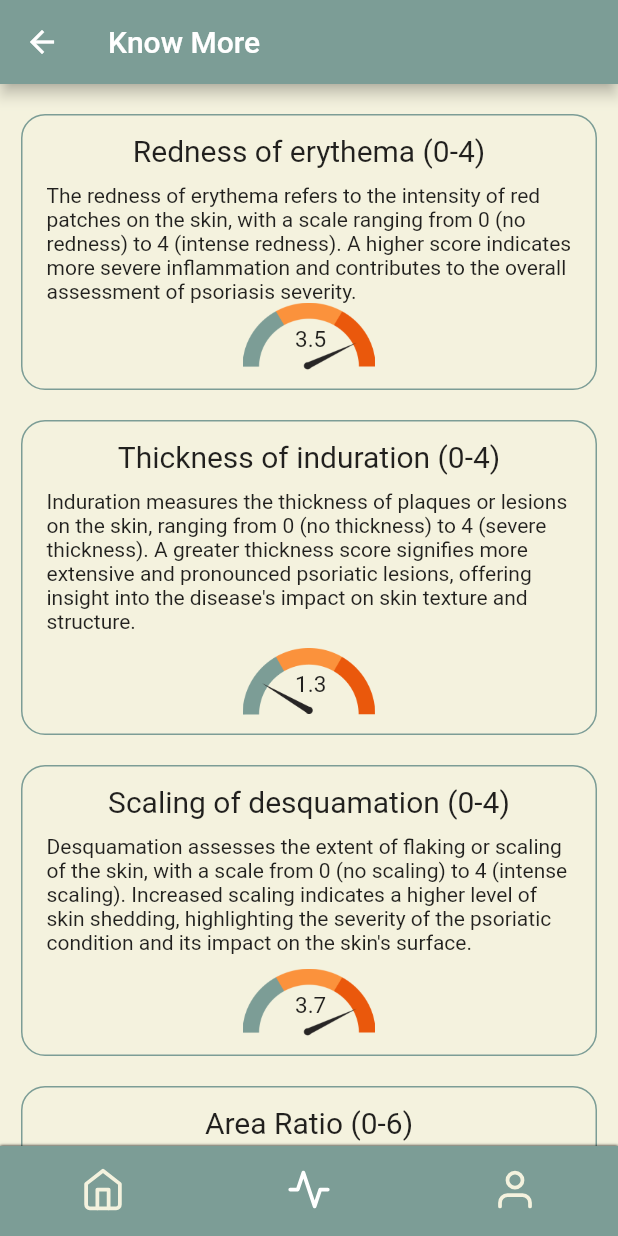
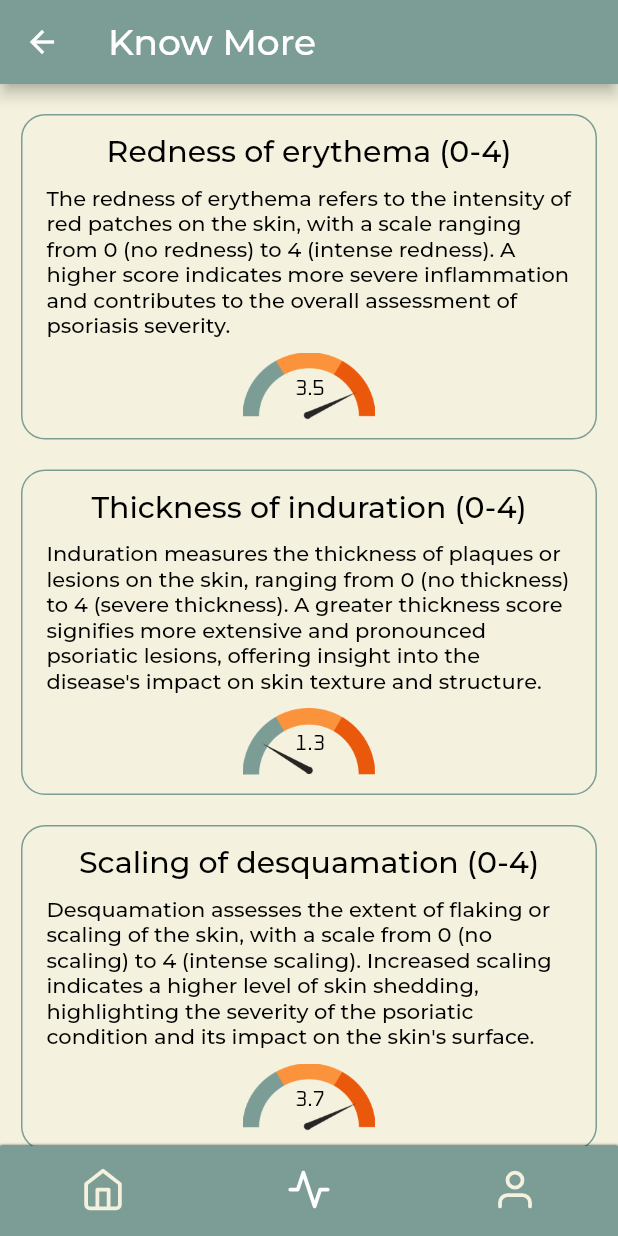
Before and after one commit to shoebum-goyell/pasi, a Flutter app: the screen it shows after launch, item 2 of the bottom bar chosen, after a tap on "Know More", on a phone screen of 412 x 824 dp. Run offline on Flutter 3.47's test engine with Material 2 defaults, Android fonts, the phone set to English and light mode, and no system bars; our stand-ins replace feather_icons, image_picker; project files that could hold a hidden picture were left out.

Commit message:
add fonts

```diff
--- /dev/null
+++ b/lib/resources/styles.dart
@@ -0,0 +1,73 @@
+import 'package:flutter/material.dart';
+import 'package:pasi/resources/colors.dart';
+
+const kFontParameterTitle = TextStyle(
+  color: Colors.black,
+  fontSize: 20,
+  fontWeight: FontWeight.w400,
+  fontFamily: 'Montserrat',
+);
+
+const kFontParameterDescription = TextStyle(
+  color: Colors.black,
+  fontSize: 14,
+  fontWeight: FontWeight.w400,
+  fontFamily: 'Montserrat',
+);
+
+const kFontScaleSmall = TextStyle(
+  color: Colors.black,
+  fontSize: 14,
+  fontWeight: FontWeight.w400,
+  fontFamily: 'Oxanium',
+);
+
+const kFontScaleLarge = TextStyle(
+  color: Colors.black,
+  fontSize: 30,
+  fontWeight: FontWeight.w400,
+  fontFamily: 'Oxanium',
+);
+
+const kFontAppBar = TextStyle(
+  color: Colors.white,
+  fontSize: 24,
+  fontWeight: FontWeight.w400,
+  fontFamily: 'Montserrat',
+);
+
+const kFontPasiScore = TextStyle(
+  color: Colors.black,
+  fontSize: 25,
+  fontWeight: FontWeight.w400,
+  fontFamily: 'Oxanium',
+);
+
+const kFontDiseaseDetected = TextStyle(
+  color: kColorDarkOrange,
+  fontSize: 28,
+  fontWeight: FontWeight.w400,
+  fontFamily: 'Montserrat',
+);
+
+const kFontButtonLight = TextStyle(
+  color: kBackgroundColor,
+  fontSize: 20,
+  fontWeight: FontWeight.w400,
+  fontFamily: 'Montserrat',
+);
+
+const kFontButtonDark = TextStyle(
+  color: kColorPrimary,
+  fontSize: 20,
+  fontWeight: FontWeight.w400,
+  fontFamily: 'Montserrat',
+);
+
+
+const kFontPasi = TextStyle(
+  color: Colors.black,
+  fontSize: 64,
+  fontWeight: FontWeight.w400,
+  fontFamily: 'Oxanium',
+);
--- a/lib/screens/analysis_screen.dart
+++ b/lib/screens/analysis_screen.dart
@@ -5,6 +5,7 @@ import 'package:flutter/services.dart';
 import 'package:pasi/resources/colors.dart';
 import 'package:feather_icons/feather_icons.dart';
 import 'package:image_picker/image_picker.dart';
+import 'package:pasi/resources/styles.dart';
 import 'package:pasi/screens/homescreen.dart';
 import 'package:pasi/screens/knowmores_screen.dart';
 
@@ -21,7 +22,7 @@ class _AnalysisScreenState extends State<AnalysisScreen> {
   Widget build(BuildContext context) {
     return Scaffold(
       appBar: AppBar(
-        title: Text("Analysis"),
+        title: Text("Analysis", style:kFontAppBar),
         backgroundColor: kColorPrimary,
       ),
       bottomNavigationBar:
@@ -86,28 +87,28 @@ class _AnalysisScreenState extends State<AnalysisScreen> {
                 Positioned(
                     top:35,
                     left: 80,
-                    child: Text("60", style: TextStyle(fontSize: 30),)),
+                    child: Text("60", style: kFontScaleLarge,)),
               ],
             ),
             SizedBox(height:4),
-            Text("PASI Score", style: TextStyle(fontSize: 25),),
+            Text("PASI Score", style: kFontPasiScore,),
             SizedBox(height: 12,),
-            Text("Psoriasis Detected", style: TextStyle(color: kColorDarkOrange,fontSize: 30),),
-            SizedBox(height: 15,),
+            Text("Psoriasis Detected", style: kFontDiseaseDetected,),
+            SizedBox(height: 10,),
             Padding(
               padding: const EdgeInsets.symmetric(horizontal: 27, vertical: 18),
               child: Row(
                 mainAxisAlignment: MainAxisAlignment.spaceBetween,
                 children: [
                   Container(width: 150, child:
-                  Text("Redness of erythema (0-4)", style: TextStyle(fontSize: 20),)),
+                  Text("Redness of erythema (0-4)", style: kFontParameterTitle,)),
                   Stack(
                     children: [
                       Image.asset('assets/metermax.png', height: 45,),
                       Positioned(
                           top:15,
                           left: 35,
-                          child: Text("3.5", style: TextStyle(fontSize: 15),)),
+                          child: Text("3.5", style: kFontScaleSmall)),
                     ],
                   ),
                 ],
@@ -119,14 +120,14 @@ class _AnalysisScreenState extends State<AnalysisScreen> {
                 mainAxisAlignment: MainAxisAlignment.spaceBetween,
                 children: [
                   Container(width: 200, child:
-                  Text("Thickness of induration (0-4)", style: TextStyle(fontSize: 20),)),
+                  Text("Thickness of induration (0-4)", style: kFontParameterTitle)),
                   Stack(
                     children: [
                       Image.asset('assets/metermin.png', height: 45,),
                       Positioned(
                           top:15,
                           left: 35,
-                          child: Text("1.3", style: TextStyle(fontSize: 15),)),
+                          child: Text("1.3", style: kFontScaleSmall,)),
                     ],
                   ),
                 ],
@@ -138,14 +139,14 @@ class _AnalysisScreenState extends State<AnalysisScreen> {
                 mainAxisAlignment: MainAxisAlignment.spaceBetween,
                 children: [
                   Container(width: 200, child:
-                  Text("Scaling of desquamation (0-4)", style: TextStyle(fontSize: 20),)),
+                  Text("Scaling of desquamation (0-4)", style: kFontParameterTitle)),
                   Stack(
                     children: [
                       Image.asset('assets/metermax.png', height: 45,),
                       Positioned(
                           top:15,
                           left: 35,
-                          child: Text("3.7", style: TextStyle(fontSize: 15),)),
+                          child: Text("3.7", style: kFontScaleSmall,)),
                     ],
                   ),
                 ],
@@ -157,14 +158,14 @@ class _AnalysisScreenState extends State<AnalysisScreen> {
                 mainAxisAlignment: MainAxisAlignment.spaceBetween,
                 children: [
                   Container(width: 200, child:
-                  Text("Area Ratio (0-6)", style: TextStyle(fontSize: 20),)),
+                  Text("Area Ratio (0-6)", style: kFontParameterTitle,)),
                   Stack(
                     children: [
                       Image.asset('assets/metermin.png', height: 45,),
                       Positioned(
                           top:15,
                           left: 35,
-                          child: Text("0.7", style: TextStyle(fontSize: 15),)),
+                          child: Text("0.7", style: kFontScaleSmall,)),
                     ],
                   ),
                 ],
@@ -186,10 +187,7 @@ class _AnalysisScreenState extends State<AnalysisScreen> {
                   padding: EdgeInsets.symmetric(vertical: 10, horizontal: 40),
                   child: Text(
                     "Know More",
-                    style: TextStyle(
-                      color: kColorPrimary,
-                      fontSize: 20,
-                    ),
+                    style: kFontButtonDark
                   ),
                 )
             )
--- a/lib/screens/homescreen.dart
+++ b/lib/screens/homescreen.dart
@@ -5,6 +5,7 @@ import 'package:flutter/services.dart';
 import 'package:pasi/resources/colors.dart';
 import 'package:feather_icons/feather_icons.dart';
 import 'package:image_picker/image_picker.dart';
+import 'package:pasi/resources/styles.dart';
 import 'package:pasi/screens/analysis_screen.dart';
 
 class HomeScreen extends StatefulWidget {
@@ -107,11 +108,7 @@ class _HomeScreenState extends State<HomeScreen> {
                   alignment: Alignment.topCenter,
                   child: Text(
                     'PASI',
-                    style: TextStyle(
-                      color: Colors.black,
-                      fontSize: 64,
-                      fontWeight: FontWeight.bold,
-                    ),
+                    style: kFontPasi
                   ),
                 ),
               ],
@@ -146,10 +143,7 @@ class _HomeScreenState extends State<HomeScreen> {
                 padding: EdgeInsets.symmetric(vertical: 16, horizontal: 70),
                 child: Text(
                   "Upload Image",
-                  style: TextStyle(
-                    color: kBackgroundColor,
-                    fontSize: 20,
-                  ),
+                  style: kFontButtonLight
                 ),
               )
             ),
@@ -177,10 +171,7 @@ class _HomeScreenState extends State<HomeScreen> {
                   padding: EdgeInsets.symmetric(vertical: 16, horizontal: 55),
                   child: Text(
                     "Calculate and Analyse",
-                    style: TextStyle(
-                      color: kColorPrimary,
-                      fontSize: 20,
-                    ),
+                    style: kFontButtonDark
                   ),
                 )
             )
--- a/lib/screens/knowmores_screen.dart
+++ b/lib/screens/knowmores_screen.dart
@@ -5,6 +5,7 @@ import 'package:flutter/services.dart';
 import 'package:pasi/resources/colors.dart';
 import 'package:feather_icons/feather_icons.dart';
 import 'package:image_picker/image_picker.dart';
+import 'package:pasi/resources/styles.dart';
 import 'package:pasi/screens/analysis_screen.dart';
 import 'package:pasi/screens/homescreen.dart';
 
@@ -21,7 +22,7 @@ class _KnowMoreScreenState extends State<KnowMoreScreen> {
   Widget build(BuildContext context) {
     return Scaffold(
       appBar: AppBar(
-        title: Text("Know More"),
+        title: Text("Know More", style: kFontAppBar,),
         backgroundColor: kColorPrimary,
       ),
       bottomNavigationBar:
@@ -93,18 +94,18 @@ class _KnowMoreScreenState extends State<KnowMoreScreen> {
                   ),
                   child: Column(
                     children: [
-                      Text("Redness of erythema (0-4)", style: TextStyle(fontSize: 20),),
+                      Text("Redness of erythema (0-4)", style: kFontParameterTitle,),
                       SizedBox(height: 10,),
                       Text("The redness of erythema refers to the intensity of red patches on the skin, with a scale ranging from 0 (no redness) to 4 (intense redness). A higher score indicates more severe inflammation and contributes to the overall assessment of psoriasis severity.",
-                        style: TextStyle(fontSize: 14),),
-
+                        style: kFontParameterDescription,),
+                      SizedBox(height: 10,),
                       Stack(
                         children: [
                           Image.asset('assets/metermax.png', height: 45,),
                           Positioned(
                               top:15,
                               left: 35,
-                              child: Text("3.5", style: TextStyle(fontSize: 15),)),
+                              child: Text("3.5", style: kFontScaleSmall,)),
                         ],
                       ),
                     ],
@@ -123,10 +124,10 @@ class _KnowMoreScreenState extends State<KnowMoreScreen> {
                     ),
                     child: Column(
                       children: [
-                        Text("Thickness of induration (0-4)", style: TextStyle(fontSize: 20),),
+                        Text("Thickness of induration (0-4)", style: kFontParameterTitle,),
                         SizedBox(height: 10,),
                         Text("Induration measures the thickness of plaques or lesions on the skin, ranging from 0 (no thickness) to 4 (severe thickness). A greater thickness score signifies more extensive and pronounced psoriatic lesions, offering insight into the disease's impact on skin texture and structure.",
-                          style: TextStyle(fontSize: 14),),
+                          style: kFontParameterDescription,),
                         SizedBox(height: 10,),
                         Stack(
                           children: [
@@ -134,7 +135,7 @@ class _KnowMoreScreenState extends State<KnowMoreScreen> {
                             Positioned(
                                 top:15,
                                 left: 35,
-                                child: Text("1.3", style: TextStyle(fontSize: 15),)),
+                                child: Text("1.3", style: kFontScaleSmall,)),
                           ],
                         ),
                       ],
@@ -153,10 +154,10 @@ class _KnowMoreScreenState extends State<KnowMoreScreen> {
                     ),
                     child: Column(
                       children: [
-                        Text("Scaling of desquamation (0-4)", style: TextStyle(fontSize: 20),),
+                        Text("Scaling of desquamation (0-4)", style: kFontParameterTitle,),
                         SizedBox(height: 10,),
                         Text("Desquamation assesses the extent of flaking or scaling of the skin, with a scale from 0 (no scaling) to 4 (intense scaling). Increased scaling indicates a higher level of skin shedding, highlighting the severity of the psoriatic condition and its impact on the skin's surface.",
-                          style: TextStyle(fontSize: 14),),
+                          style: kFontParameterDescription,),
                         SizedBox(height: 10,),
                         Stack(
                           children: [
@@ -164,7 +165,7 @@ class _KnowMoreScreenState extends State<KnowMoreScreen> {
                             Positioned(
                                 top:15,
                                 left: 35,
-                                child: Text("3.7", style: TextStyle(fontSize: 15),)),
+                                child: Text("3.7", style: kFontScaleSmall,)),
                           ],
                         ),
                       ],
@@ -183,10 +184,10 @@ class _KnowMoreScreenState extends State<KnowMoreScreen> {
                     ),
                     child: Column(
                       children: [
-                        Text("Area Ratio (0-6)", style: TextStyle(fontSize: 20),),
+                        Text("Area Ratio (0-6)", style: kFontParameterTitle,),
                         SizedBox(height: 10,),
                         Text("The area ratio accounts for the percentage of affected body surface area, ranging from 0 (no involvement) to 6 (extensive involvement). A higher score reflects a larger affected area, providing a comprehensive measure of the overall disease burden on the skin.",
-                          style: TextStyle(fontSize: 14),),
+                          style: kFontParameterDescription,),
                         SizedBox(height: 10,),
                         Stack(
                           children: [
@@ -194,7 +195,7 @@ class _KnowMoreScreenState extends State<KnowMoreScreen> {
                             Positioned(
                                 top:15,
                                 left: 35,
-                                child: Text("0.7", style: TextStyle(fontSize: 15),)),
+                                child: Text("0.7", style: kFontScaleSmall)),
                           ],
                         ),
                       ],
```
Also changed, not shown: pubspec.yaml (+17 -6 lines), assets/fonts/Montserrat-Bold.ttf (added), assets/fonts/Montserrat-Light.ttf (added), assets/fonts/Montserrat-Medium.ttf (added), assets/fonts/Montserrat-Regular.ttf (added), assets/fonts/Montserrat-SemiBold.ttf (added), assets/fonts/Oxanium-Regular.ttf (added).
